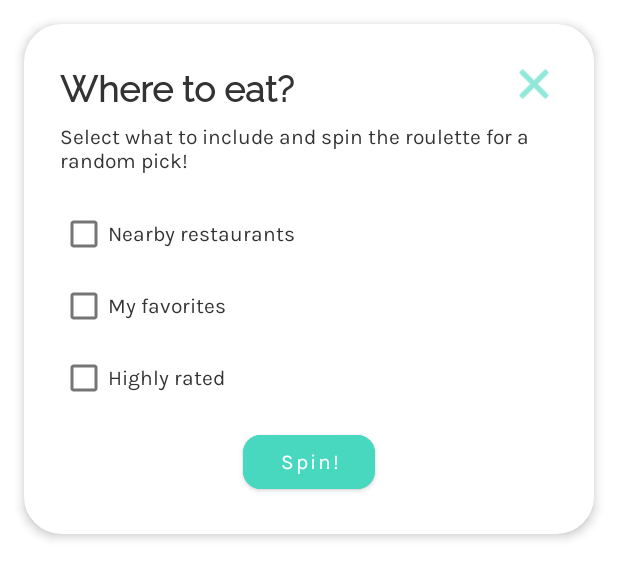
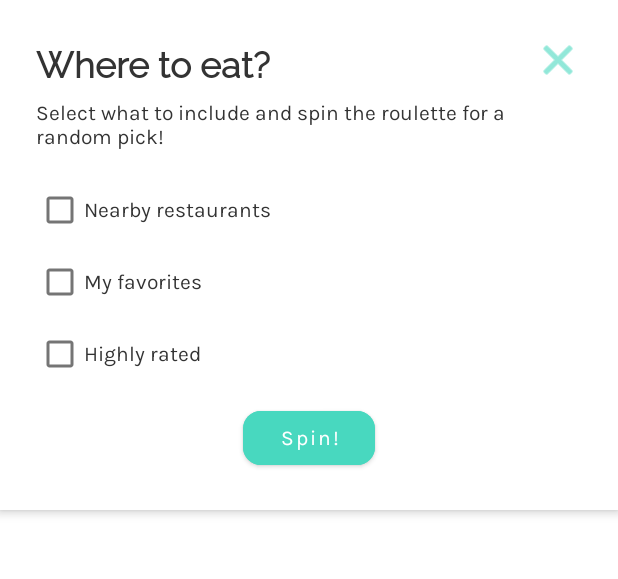
Before and after one commit to annakumiko/FuDecide, an Android app: the layout roulette_popup.xml on its own in the app's theme, with its tools: preview values and no code run, on a phone screen of 412 x 824 dp. Shown: the top 579 px of the screen. Run offline under Robolectric (Android 15) with nearby library versions, the phone set to English and light mode, and no system bars.

Commit message:
showed roulette popup on both home main and map views

```diff
--- a/app/src/main/res/layout/activity_home_map.xml
+++ b/app/src/main/res/layout/activity_home_map.xml
@@ -154,7 +154,7 @@
             app:layout_constraintTop_toBottomOf="@+id/linearLayout3" />
 
         <com.google.android.material.floatingactionbutton.FloatingActionButton
-            android:id="@+id/btn_roulette"
+            android:id="@+id/btn_roulette2"
             android:layout_width="wrap_content"
             android:layout_height="wrap_content"
             android:layout_margin="16dp"
--- a/app/src/main/res/layout/roulette_popup.xml
+++ b/app/src/main/res/layout/roulette_popup.xml
@@ -4,8 +4,7 @@
     xmlns:tools="http://schemas.android.com/tools"
     android:layout_width="match_parent"
     android:layout_height="wrap_content"
-    android:layout_margin="16dp"
-    android:background="@drawable/rounded_corner"
+    android:background="#FFFFFF"
     android:elevation="4dp"
     android:padding="24dp">
 
@@ -21,7 +20,7 @@
         app:cornerRadius="12dp"
         app:layout_constraintEnd_toEndOf="parent"
         app:layout_constraintStart_toStartOf="parent"
-        app:layout_constraintTop_toBottomOf="@+id/checkBox2" />
+        app:layout_constraintTop_toBottomOf="@+id/cb_high" />
 
     <TextView
         android:id="@+id/textView33"
@@ -36,7 +35,7 @@
         app:layout_constraintTop_toTopOf="parent" />
 
     <ImageView
-        android:id="@+id/imageView21"
+        android:id="@+id/btn_close"
         android:layout_width="wrap_content"
         android:layout_height="wrap_content"
         app:layout_constraintEnd_toEndOf="parent"
@@ -45,7 +44,7 @@
         app:tint="#48D8BF" />
 
     <CheckBox
-        android:id="@+id/checkBox"
+        android:id="@+id/cb_nearby"
         android:layout_width="wrap_content"
         android:layout_height="wrap_content"
         android:layout_marginTop="16dp"
@@ -56,24 +55,24 @@
         app:layout_constraintTop_toBottomOf="@+id/textView34" />
 
     <CheckBox
-        android:id="@+id/checkBox2"
+        android:id="@+id/cb_high"
         android:layout_width="wrap_content"
         android:layout_height="wrap_content"
         android:fontFamily="@font/karla"
         android:text="Highly rated"
         android:textColor="#333333"
         app:layout_constraintStart_toStartOf="parent"
-        app:layout_constraintTop_toBottomOf="@+id/checkBox3" />
+        app:layout_constraintTop_toBottomOf="@+id/cb_fav" />
 
     <CheckBox
-        android:id="@+id/checkBox3"
+        android:id="@+id/cb_fav"
         android:layout_width="wrap_content"
         android:layout_height="wrap_content"
         android:fontFamily="@font/karla"
         android:text="My favorites"
         android:textColor="#333333"
         app:layout_constraintStart_toStartOf="parent"
-        app:layout_constraintTop_toBottomOf="@+id/checkBox" />
+        app:layout_constraintTop_toBottomOf="@+id/cb_nearby" />
 
     <TextView
         android:id="@+id/textView34"
--- a/app/src/main/res/layout/roulette_result.xml
+++ b/app/src/main/res/layout/roulette_result.xml
@@ -4,8 +4,7 @@
     xmlns:tools="http://schemas.android.com/tools"
     android:layout_width="match_parent"
     android:layout_height="wrap_content"
-    android:layout_margin="16dp"
-    android:background="@drawable/rounded_corner"
+    android:background="#FFFFFF"
     android:elevation="4dp"
     android:padding="24dp">
 
```
Also changed, not shown: app/src/main/java/com/mobdeve/s15/group14/fudecide/HomeMainActivity.java (+39 -0 lines), app/src/main/java/com/mobdeve/s15/group14/fudecide/HomeMapActivity.java (+39 -2 lines).
